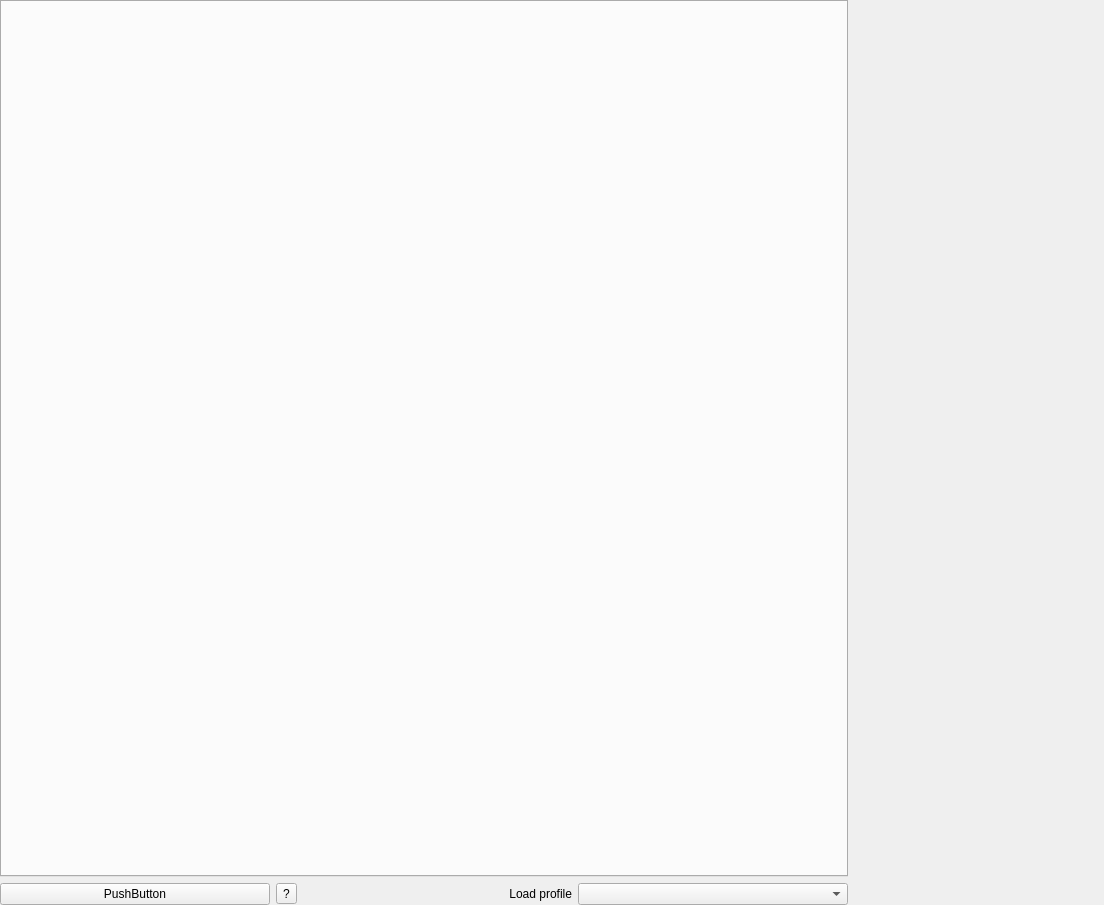
Qt form OpenRGBEffectTab.ui (DLdota/OpenRGBEffectsPlugin) before a commit.
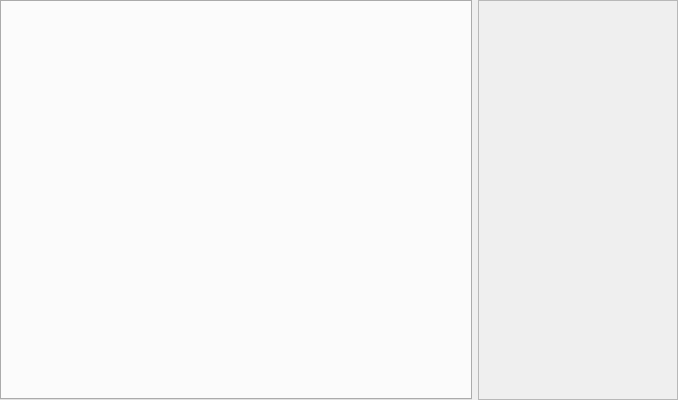
The same form after that commit. Custom widgets are drawn as their Qt base class.

Commit message: Add profiles management in the effects menu

Diff of the .ui file:
```diff
--- a/OpenRGBEffectTab.ui
+++ b/OpenRGBEffectTab.ui
@@ -6,8 +6,8 @@
    <rect>
     <x>0</x>
     <y>0</y>
-    <width>1104</width>
-    <height>905</height>
+    <width>678</width>
+    <height>400</height>
    </rect>
   </property>
   <property name="sizePolicy">
@@ -40,7 +40,7 @@
      <item row="0" column="0">
       <widget class="QTabWidget" name="EffectTabs">
        <property name="sizePolicy">
-        <sizepolicy hsizetype="Preferred" vsizetype="Preferred">
+        <sizepolicy hsizetype="Preferred" vsizetype="Expanding">
          <horstretch>1</horstretch>
          <verstretch>0</verstretch>
         </sizepolicy>
@@ -50,78 +50,48 @@
        </property>
       </widget>
      </item>
-     <item row="1" column="0">
-      <layout class="QHBoxLayout" name="horizontalLayout">
-       <item>
-        <widget class="QPushButton" name="manageProfileButton">
-         <property name="text">
-          <string>PushButton</string>
-         </property>
-        </widget>
-       </item>
-       <item>
-        <widget class="QToolButton" name="plugin_infos">
-         <property name="text">
-          <string>?</string>
-         </property>
-        </widget>
-       </item>
-       <item>
-        <widget class="QLabel" name="label">
-         <property name="text">
-          <string>Load profile</string>
-         </property>
-         <property name="alignment">
-          <set>Qt::AlignRight|Qt::AlignTrailing|Qt::AlignVCenter</set>
-         </property>
-        </widget>
-       </item>
-       <item>
-        <widget class="QComboBox" name="profiles"/>
-       </item>
-      </layout>
-     </item>
-     <item row="0" column="1" rowspan="2">
-      <widget class="QFrame" name="right_frame">
+     <item row="0" column="1">
+      <widget class="QFrame" name="frame">
        <property name="sizePolicy">
-        <sizepolicy hsizetype="Fixed" vsizetype="Preferred">
+        <sizepolicy hsizetype="Fixed" vsizetype="Expanding">
          <horstretch>0</horstretch>
          <verstretch>0</verstretch>
         </sizepolicy>
        </property>
        <property name="minimumSize">
         <size>
-         <width>250</width>
+         <width>200</width>
          <height>0</height>
         </size>
        </property>
-       <property name="maximumSize">
-        <size>
-         <width>332</width>
-         <height>16777215</height>
-        </size>
+       <property name="frameShape">
+        <enum>QFrame::StyledPanel</enum>
        </property>
-       <property name="lineWidth">
-        <number>1</number>
+       <property name="frameShadow">
+        <enum>QFrame::Sunken</enum>
        </property>
-       <layout class="QVBoxLayout" name="verticalLayout_2" stretch="1">
-        <property name="spacing">
-         <number>9</number>
-        </property>
-        <property name="leftMargin">
-         <number>9</number>
-        </property>
-        <property name="topMargin">
-         <number>0</number>
-        </property>
-        <property name="rightMargin">
-         <number>9</number>
-        </property>
-        <property name="bottomMargin">
-         <number>0</number>
-        </property>
-        <item>
-         <widget class="DeviceList" name="device_list" native="true"/>
+       <layout class="QGridLayout" name="gridLayout">
+        <item row="0" column="0">
+         <widget class="DeviceList" name="device_list" native="true">
+          <property name="sizePolicy">
+           <sizepolicy hsizetype="Expanding" vsizetype="Expanding">
+            <horstretch>0</horstretch>
+            <verstretch>0</verstretch>
+           </sizepolicy>
+          </property>
+          <property name="minimumSize">
+           <size>
+            <width>0</width>
+            <height>0</height>
+           </size>
+          </property>
+          <property name="maximumSize">
+           <size>
+            <width>16777215</width>
+            <height>16777215</height>
+           </size>
+          </property>
+         </widget>
         </item>
        </layout>
       </widget>
```
The commit also changes 7 other files.
